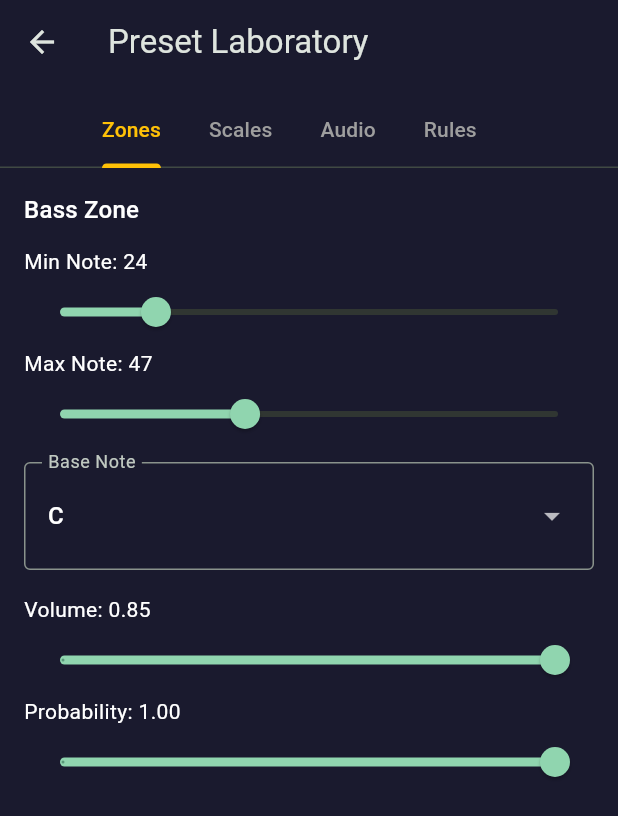
After one commit to NotMaurion/LR3.5gh, a Flutter app: the LabScreen screen opened directly, on a phone screen of 412 x 824 dp. The commit adds this screen. Shown: the top 816 px of the screen. Run offline on Flutter 3.47's test engine with Material 3 defaults, Android fonts, the phone set to English and light mode, and no system bars; our stand-ins replace flutter_riverpod; missing offline and left inert: dart:html, dart:js_util.

Commit message:
feat(lab): unlock via logo taps (7 taps) using global Riverpod providers; show Settings and navigate to LabScreen

```diff
--- a/lib/audio/audio_providers.dart
+++ b/lib/audio/audio_providers.dart
@@ -6,3 +6,14 @@ final audioEngineProvider = Provider<Object>((ref) {
   final engine = createEngine();
   return engine;
 });
+
+// Lab tabs state (can be expanded later)
+final labTabsProvider = Provider<List<String>>((ref) {
+  return const ['Zones', 'Scales', 'Audio', 'Rules'];
+});
+
+// Persistent unlocking state for Lab (can be wired to local storage later)
+final isLabUnlockedProvider = StateProvider<bool>((ref) => false);
+
+// Tap counter for unlocking Lab from PlayerScreen logo
+final labTapCounterProvider = StateProvider<int>((ref) => 0);
--- /dev/null
+++ b/lib/ui/lab/panels/zones_panel.dart
@@ -0,0 +1,123 @@
+import 'package:flutter/material.dart';
+
+class ZonesPanel extends StatefulWidget {
+  const ZonesPanel({super.key});
+
+  @override
+  State<ZonesPanel> createState() => _ZonesPanelState();
+}
+
+class _ZonesPanelState extends State<ZonesPanel> {
+  double _minNote = 24; // C2
+  double _maxNote = 47; // B2
+  String _baseNote = 'C';
+  double _volume = 0.85;
+  double _probability = 1.0;
+
+  static const List<String> _noteNames = <String>[
+    'C', 'C#', 'D', 'D#', 'E', 'F', 'F#', 'G', 'G#', 'A', 'A#', 'B',
+  ];
+
+  @override
+  Widget build(BuildContext context) {
+    final theme = Theme.of(context);
+    return SingleChildScrollView(
+      padding: const EdgeInsets.all(16),
+      child: Column(
+        crossAxisAlignment: CrossAxisAlignment.start,
+        children: [
+          Text('Bass Zone', style: theme.textTheme.titleMedium),
+          const SizedBox(height: 12),
+
+          // Min Note / Max Note
+          _LabeledSlider(
+            label: 'Min Note: ${_minNote.round()}',
+            value: _minNote,
+            min: 0,
+            max: 127,
+            onChanged: (v) => setState(() => _minNote = v <= _maxNote ? v : _maxNote),
+          ),
+          _LabeledSlider(
+            label: 'Max Note: ${_maxNote.round()}',
+            value: _maxNote,
+            min: 0,
+            max: 127,
+            onChanged: (v) => setState(() => _maxNote = v >= _minNote ? v : _minNote),
+          ),
+          const SizedBox(height: 8),
+
+          // Base Note
+          InputDecorator(
+            decoration: const InputDecoration(
+              labelText: 'Base Note',
+              border: OutlineInputBorder(),
+              isDense: true,
+            ),
+            child: DropdownButtonHideUnderline(
+              child: DropdownButton<String>(
+                value: _baseNote,
+                isExpanded: true,
+                items: _noteNames
+                    .map((n) => DropdownMenuItem(value: n, child: Text(n)))
+                    .toList(),
+                onChanged: (v) => setState(() => _baseNote = v ?? _baseNote),
+              ),
+            ),
+          ),
+          const SizedBox(height: 16),
+
+          // Volume
+          _LabeledSlider(
+            label: 'Volume: ${_volume.toStringAsFixed(2)}',
+            value: _volume,
+            min: 0,
+            max: 1,
+            onChanged: (v) => setState(() => _volume = v),
+          ),
+
+          // Probability
+          _LabeledSlider(
+            label: 'Probability: ${_probability.toStringAsFixed(2)}',
+            value: _probability,
+            min: 0,
+            max: 1,
+            onChanged: (v) => setState(() => _probability = v),
+          ),
+        ],
+      ),
+    );
+  }
+}
+
+class _LabeledSlider extends StatelessWidget {
+  const _LabeledSlider({
+    required this.label,
+    required this.value,
+    required this.min,
+    required this.max,
+    required this.onChanged,
+  });
+
+  final String label;
+  final double value;
+  final double min;
+  final double max;
+  final ValueChanged<double> onChanged;
+
+  @override
+  Widget build(BuildContext context) {
+    return Column(
+      crossAxisAlignment: CrossAxisAlignment.start,
+      children: [
+        Text(label),
+        Slider(
+          value: value,
+          min: min,
+          max: max,
+          divisions: (max - min).round(),
+          onChanged: onChanged,
+        ),
+      ],
+    );
+  }
+}
--- a/lib/ui/lab_screen.dart
+++ b/lib/ui/lab_screen.dart
@@ -1,25 +1,31 @@
 import 'package:flutter/material.dart';
+import 'package:flutter_riverpod/flutter_riverpod.dart';
+import '../audio/audio_providers.dart';
+import 'lab/panels/zones_panel.dart';
 
-class LabScreen extends StatelessWidget {
+class LabScreen extends ConsumerWidget {
   const LabScreen({super.key});
 
   @override
-  Widget build(BuildContext context) {
+  Widget build(BuildContext context, WidgetRef ref) {
+    // Access the global audio engine if needed
+    final _ = ref.watch(audioEngineProvider);
+    final tabs = ref.watch(labTabsProvider);
     return DefaultTabController(
-      length: 4,
+      length: tabs.length,
       child: Scaffold(
         appBar: AppBar(
           backgroundColor: Theme.of(context).scaffoldBackgroundColor,
           elevation: 0,
           title: const Text('Preset Laboratory'),
-          bottom: const _StyledTabBar(),
+          bottom: _StyledTabBar(tabs: tabs),
         ),
-        body: const TabBarView(
+        body: TabBarView(
           children: [
-            Center(child: Text('Zones')),
-            Center(child: Text('Scales')),
-            Center(child: Text('Audio')),
-            Center(child: Text('Rules')),
+            const ZonesPanel(),
+            const Center(child: Text('Scales')),
+            const Center(child: Text('Audio')),
+            const Center(child: Text('Rules')),
           ],
         ),
       ),
@@ -27,8 +33,9 @@ class LabScreen extends StatelessWidget {
   }
 }
 
-class _StyledTabBar extends StatelessWidget {
-  const _StyledTabBar();
+class _StyledTabBar extends StatelessWidget implements PreferredSizeWidget {
+  const _StyledTabBar({required this.tabs});
+  final List<String> tabs;
 
   @override
   Widget build(BuildContext context) {
@@ -39,12 +46,12 @@ class _StyledTabBar extends StatelessWidget {
       labelColor: accent,
       unselectedLabelColor: Colors.grey,
       indicatorWeight: 3,
-      tabs: const [
-        Tab(text: 'Zones'),
-        Tab(text: 'Scales'),
-        Tab(text: 'Audio'),
-        Tab(text: 'Rules'),
+      tabs: [
+        for (final t in tabs) Tab(text: t),
       ],
     );
   }
+
+  @override
+  Size get preferredSize => const Size.fromHeight(kToolbarHeight);
 }
```
Also changed, not shown: config_example.json (added, +94 -0 lines), lib/main.dart (+24 -39 lines), 4 other files.
